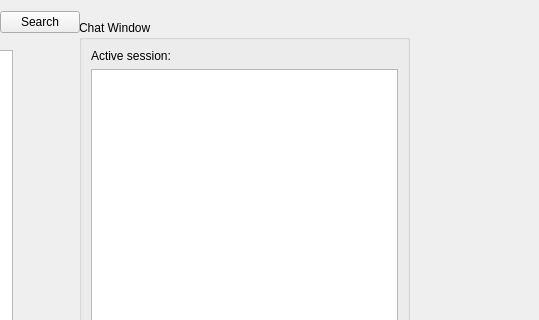
Above: mainwindow.ui from SirMel0n/QT-Desktop-Messenger before the change; both pictures show x 261 to 800 and y 0 to 320 of the 800 by 600 pixel window. Below: the same form after it.
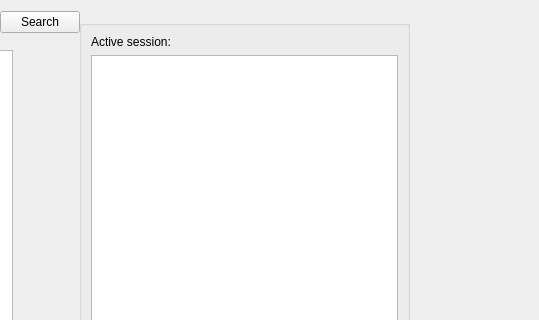
That is the form after the change.

```diff
--- a/mainwindow.ui
+++ b/mainwindow.ui
@@ -24,7 +24,7 @@
      </rect>
     </property>
     <property name="title">
-     <string>Chat Window</string>
+     <string/>
     </property>
     <layout class="QFormLayout" name="formLayout">
      <item row="0" column="0" colspan="2">
```
